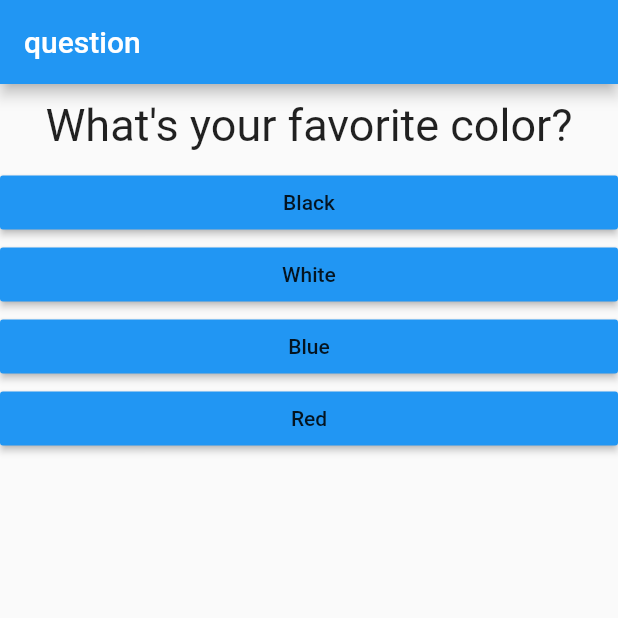
After one commit to fztkm/flutter_guide, a Flutter app: the screen it shows after launch, on a phone screen of 412 x 824 dp, the top half of it. The commit adds this screen. Run offline on Flutter 3.47's test engine with Material 2 defaults, Android fonts, the phone set to English and light mode, and no system bars.

Commit message:
回答状態のColumnを別ファイルに取り出し

```diff
--- a/lib/main.dart
+++ b/lib/main.dart
@@ -1,6 +1,5 @@
 import 'package:flutter/material.dart';
-import './question.dart';
-import './answer.dart';
+import 'package:flutter_guide/quiz.dart';
 
 void main() {
   runApp(MyApp());
@@ -23,7 +22,7 @@ class _MyAppState extends State<MyApp> {
     });
   }
 
-  final questions = const [
+  final _questions = const [
     {
       'questionText': 'What\'s your favorite color?',
       'answer': ['Black', 'White', 'Blue', 'Red'],
@@ -45,17 +44,11 @@ class _MyAppState extends State<MyApp> {
         appBar: AppBar(
           title: Text('question'),
         ),
-        body: _questionIndex < questions.length
-            ? Column(
-                children: [
-                  Question(
-                    questions[_questionIndex]['questionText'].toString(),
-                  ),
-                  ...(questions[_questionIndex]['answer'] as List<String>)
-                      .map((String answer) => Answer(answerQuestion, answer))
-                      .toList(),
-                ],
-              )
+        body: _questionIndex < _questions.length
+            ? Quiz(
+                questions: _questions,
+                questionIndex: _questionIndex,
+                answerQuestion: answerQuestion)
             : Center(
                 child: Text('You did it.'),
               ),
--- /dev/null
+++ b/lib/quiz.dart
@@ -0,0 +1,27 @@
+import 'package:flutter/material.dart';
+import 'answer.dart';
+import 'question.dart';
+
+class Quiz extends StatelessWidget {
+  final List<Map<String, Object>> questions;
+  final int questionIndex;
+  final VoidCallback answerQuestion;
+
+  Quiz(
+      {required this.questions,
+      required this.questionIndex,
+      required this.answerQuestion});
+  @override
+  Widget build(BuildContext context) {
+    return Column(
+      children: [
+        Question(
+          questions[questionIndex]['questionText'].toString(),
+        ),
+        ...(questions[questionIndex]['answer'] as List<String>)
+            .map((String answer) => Answer(answerQuestion, answer))
+            .toList(),
+      ],
+    );
+  }
+}
```
